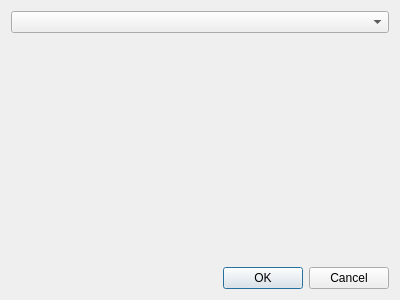
First picture: the form in src/settingssink.ui, repository 0xd34df00d/leechcraft, before the edit.
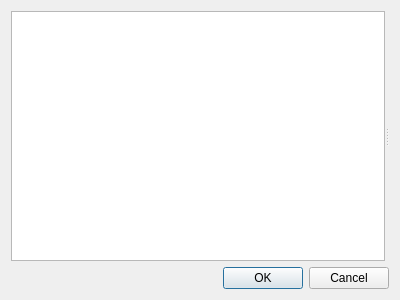
Second picture: the form after the edit. Icons and pictures are not drawn.

Commit message: Core: Show settings as a tree instead of combobox.

The edit to the form file:
```diff
--- a/src/settingssink.ui
+++ b/src/settingssink.ui
@@ -18,11 +18,41 @@
   </property>
   <layout class="QVBoxLayout" name="verticalLayout" >
    <item>
-    <widget class="QComboBox" name="Combobox_" />
-   </item>
-   <item>
-    <widget class="QStackedWidget" name="Dialogs_" >
-     <widget class="QWidget" name="page_2" />
+    <widget class="QSplitter" name="splitter">
+     <property name="orientation">
+      <enum>Qt::Horizontal</enum>
+     </property>
+     <widget class="QTreeWidget" name="Tree_">
+      <property name="minimumSize">
+       <size>
+        <width>250</width>
+        <height>0</height>
+       </size>
+      </property>
+      <property name="indentation">
+       <number>20</number>
+      </property>
+      <property name="rootIsDecorated">
+       <bool>true</bool>
+      </property>
+      <property name="uniformRowHeights">
+       <bool>true</bool>
+      </property>
+      <property name="itemsExpandable">
+       <bool>true</bool>
+      </property>
+      <property name="headerHidden">
+       <bool>true</bool>
+      </property>
+      <column>
+       <property name="text">
+        <string notr="true">1</string>
+       </property>
+      </column>
+     </widget>
+     <widget class="QStackedWidget" name="Dialogs_">
+      <widget class="QWidget" name="page_2"/>
+     </widget>
     </widget>
    </item>
    <item>
```
Left out of the diff: 71 changed lines with no effect on the pictures. The commit also changes 4 other files.
